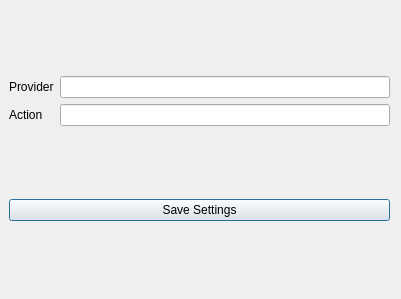
Old version of the form fyler/assets/ui/settingswindow.ui in the repository Musi13/fyler.
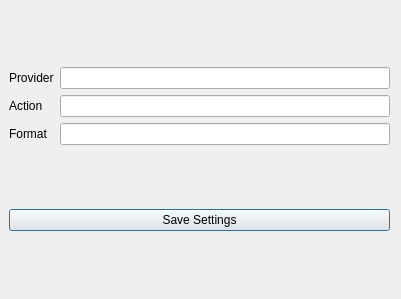
New version of the form.

```diff
--- a/fyler/assets/ui/settingswindow.ui
+++ b/fyler/assets/ui/settingswindow.ui
@@ -32,9 +32,6 @@
         </property>
        </widget>
       </item>
-      <item row="0" column="1">
-       <widget class="QLineEdit" name="providerEdit"/>
-      </item>
       <item row="1" column="0">
        <widget class="QLabel" name="actionLabel">
         <property name="text">
@@ -45,6 +42,19 @@
       <item row="1" column="1">
        <widget class="QLineEdit" name="actionEdit"/>
       </item>
+      <item row="0" column="1">
+       <widget class="QLineEdit" name="providerEdit"/>
+      </item>
+      <item row="2" column="0">
+       <widget class="QLabel" name="formatLabel">
+        <property name="text">
+         <string>Format</string>
+        </property>
+       </widget>
+      </item>
+      <item row="2" column="1">
+       <widget class="QLineEdit" name="formatEdit"/>
+      </item>
      </layout>
     </item>
     <item>
```
